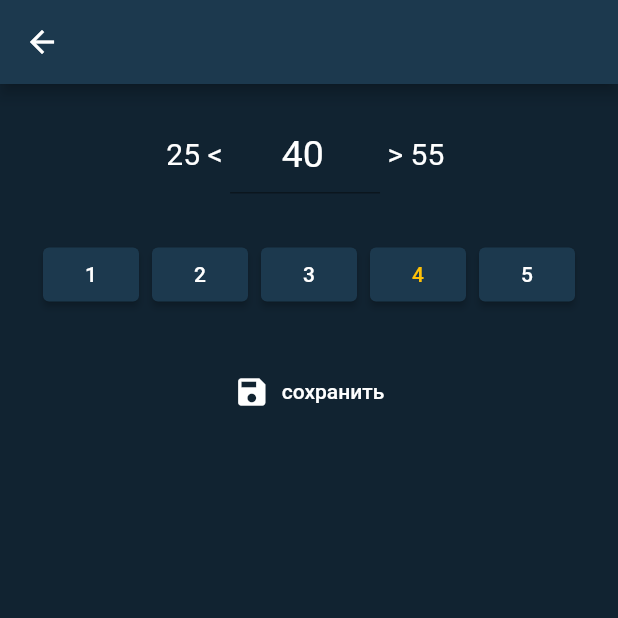
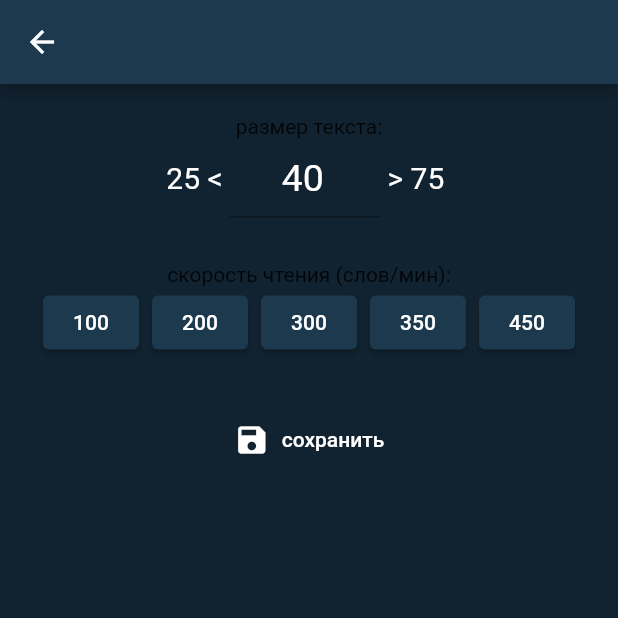
Before and after one commit to SteveChepaykin/freeder, a Flutter app: the SettingsScreen screen opened directly, on a phone screen of 412 x 824 dp, the top half of it. Run offline on Flutter 3.47's test engine with Material 2 defaults, Android fonts, the phone set to English and light mode, and no system bars; our stand-ins replace get, shared_preferences, sliding_up_panel, sqflite; accounts and stored records are empty.

Commit message:
minor changes, ready to be used

```diff
--- a/lib/controllers/state_controller.dart
+++ b/lib/controllers/state_controller.dart
@@ -16,30 +16,30 @@ class StateController extends GetxController {
   }
 
   final Map<int, Map<String, int>> speedsMap = {
-    1: {
-      'short': 1300,
-      'medium': 1700,
-      'long': 2100,
+    100: {
+      'short': 500,
+      'medium': 600,
+      'long': 800,
     },
-    2: {
-      'short': 1150,
-      'medium': 1550,
-      'long': 1950,
+    200: {
+      'short': 250,
+      'medium': 300,
+      'long': 400,
     },
-    3: {
-      'short': 1000,
-      'medium': 1400,
-      'long': 1800,
+    300: {
+      'short': 180,
+      'medium': 200,
+      'long': 300,
     },
-    4: {
-      'short': 800,
-      'medium': 1200,
-      'long': 1600,
+    350: {
+      'short': 150,
+      'medium': 171,
+      'long': 271,
     },
-    5: {
-      'short': 500,
-      'medium': 900,
-      'long': 1300,
+    450: {
+      'short': 113,
+      'medium': 133,
+      'long': 200,
     },
   };
 
@@ -63,6 +63,6 @@ class StateController extends GetxController {
     return prefs.containsKey(sizekey) ? prefs.getInt(sizekey) : 40;
   }
   int? getSpeed() {
-    return prefs.containsKey(speedkey) ? prefs.getInt(speedkey) : 4;
+    return prefs.containsKey(speedkey) ? prefs.getInt(speedkey) : 2;
   }
 }
--- a/lib/screens/settings_screen.dart
+++ b/lib/screens/settings_screen.dart
@@ -33,6 +33,7 @@ class _SettingsScreenState extends State<SettingsScreen> {
           padding: const EdgeInsets.all(20.0),
           child: Column(
             children: [
+              const Text('размер текста:'),
               Row(
                 mainAxisAlignment: MainAxisAlignment.center,
                 children: [
@@ -53,7 +54,7 @@ class _SettingsScreenState extends State<SettingsScreen> {
                     ),
                   ),
                   const Text(
-                    " > 55 ",
+                    " > 75 ",
                     style: TextStyle(color: Colors.white, fontSize: 20),
                   ),
                 ],
@@ -61,14 +62,15 @@ class _SettingsScreenState extends State<SettingsScreen> {
               const SizedBox(
                 height: 30,
               ),
+              const Text('скорость чтения (слов/мин):'),
               Row(
                 mainAxisAlignment: MainAxisAlignment.spaceEvenly,
                 children: [
-                  butn(1),
-                  butn(2),
-                  butn(3),
-                  butn(4),
-                  butn(5),
+                  butn(100),
+                  butn(200),
+                  butn(300),
+                  butn(350),
+                  butn(450),
                 ],
               ),
               const SizedBox(
@@ -76,15 +78,30 @@ class _SettingsScreenState extends State<SettingsScreen> {
               ),
               TextButton.icon(
                 onPressed: () {
+                  if (int.parse(cont.text) > 25 && int.parse(cont.text) < 75) {
                     var a = Get.find<StateController>();
                     // a.changeFontSize(int.parse(cont.text));
                     a.setSize(int.parse(cont.text));
                     // a.changeSpeed(spd);
                     a.setSpeed(spd);
                     Navigator.pop(context);
+                  } else {
+                    Get.showSnackbar(
+                      const GetSnackBar(
+                        message: 'неверный параметр размера.',
+                        duration: Duration(milliseconds: 800),
+                      ),
+                    );
+                  }
                 },
-                icon: const Icon(Icons.save, color: Colors.white,),
-                label: const Text('сохранить', style: TextStyle(color: Colors.white),),
+                icon: const Icon(
+                  Icons.save,
+                  color: Colors.white,
+                ),
+                label: const Text(
+                  'сохранить',
+                  style: TextStyle(color: Colors.white),
+                ),
               ),
             ],
           ),
--- a/lib/widgets/saved_text_tile.dart
+++ b/lib/widgets/saved_text_tile.dart
@@ -102,7 +102,7 @@ class _SavedTextTileState extends State<SavedTextTile> {
                     color: Colors.white,
                   ),
                   label: const Text(
-                    'edit',
+                    'изменить',
                     style: TextStyle(color: Colors.white),
                   ),
                 ),
```
Lines whose indentation alone changed are shown as unchanged.
